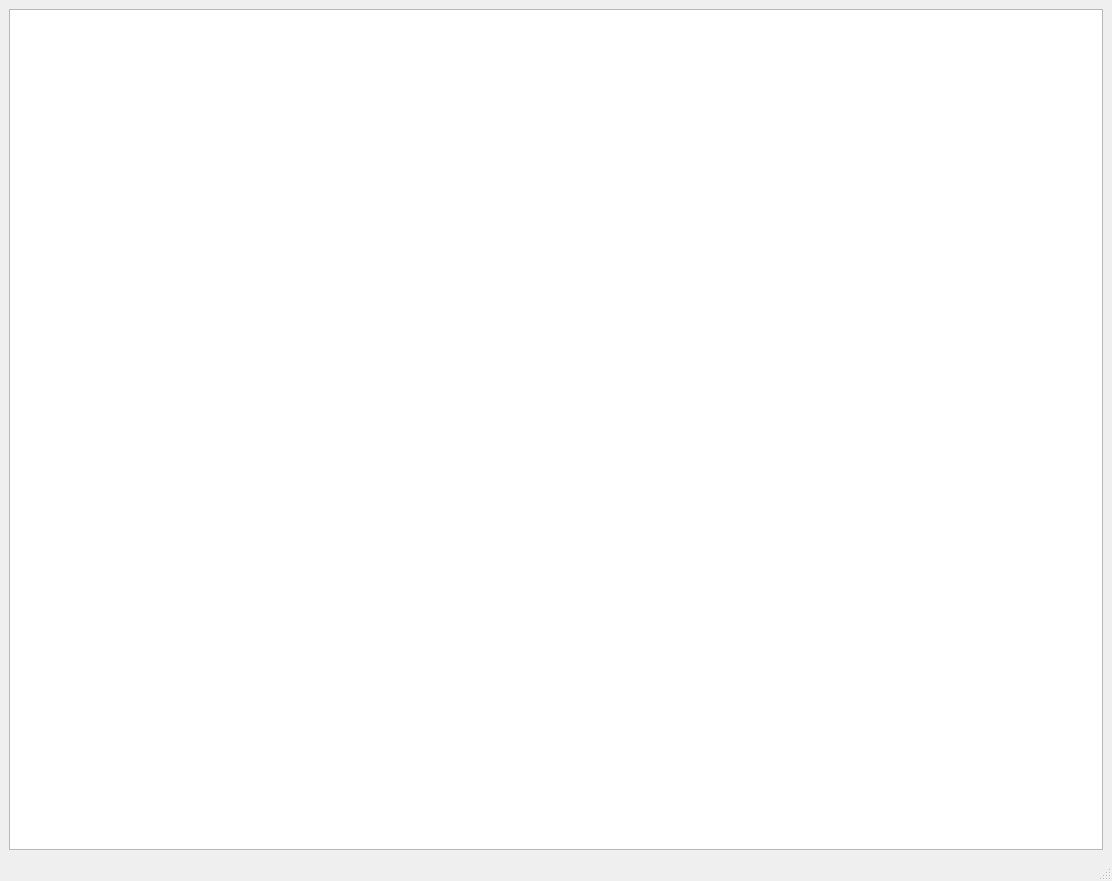
stefanocasson81/PyQt, file mainWindow.ui: the form before one commit.
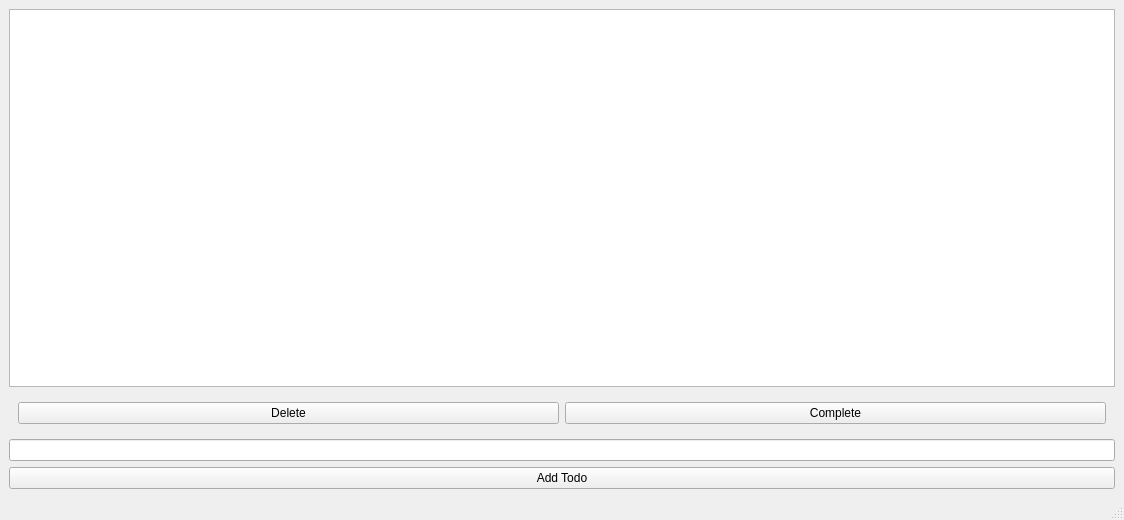
The form after the commit.

```diff
--- a/mainWindow.ui
+++ b/mainWindow.ui
@@ -6,8 +6,8 @@
    <rect>
     <x>0</x>
     <y>0</y>
-    <width>1112</width>
-    <height>881</height>
+    <width>1124</width>
+    <height>520</height>
    </rect>
   </property>
   <property name="windowTitle">
@@ -16,7 +16,41 @@
   <widget class="QWidget" name="centralwidget">
    <layout class="QVBoxLayout" name="verticalLayout">
     <item>
-     <widget class="QTableView" name="tableView"/>
+     <widget class="QListView" name="todoView">
+      <property name="selectionMode">
+       <enum>QAbstractItemView::SelectionMode::SingleSelection</enum>
+      </property>
+     </widget>
+    </item>
+    <item>
+     <widget class="QWidget" name="widget" native="true">
+      <layout class="QHBoxLayout" name="horizontalLayout">
+       <item>
+        <widget class="QPushButton" name="deleteButton">
+         <property name="text">
+          <string>Delete</string>
+         </property>
+        </widget>
+       </item>
+       <item>
+        <widget class="QPushButton" name="completeButton">
+         <property name="text">
+          <string>Complete</string>
+         </property>
+        </widget>
+       </item>
+      </layout>
+     </widget>
+    </item>
+    <item>
+     <widget class="QLineEdit" name="todoEdit"/>
+    </item>
+    <item>
+     <widget class="QPushButton" name="addButton">
+      <property name="text">
+       <string>Add Todo</string>
+      </property>
+     </widget>
     </item>
    </layout>
   </widget>
```
Left out of the diff: 4 changed lines with no effect on the pictures.
